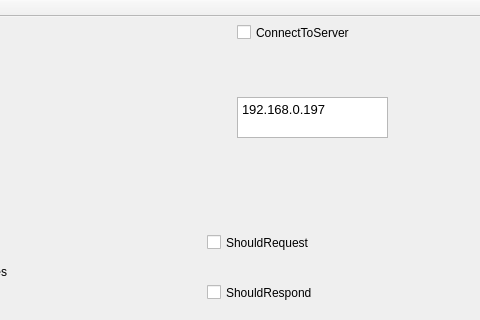
Old version of the form QtClients/EverybodySimulator2016/mainwindow.ui in the repository madhavpatel6/EmbeddedSystemDesign_Team02; both pictures show x 293 to 773 and y 0 to 320 of the 773 by 589 pixel window.
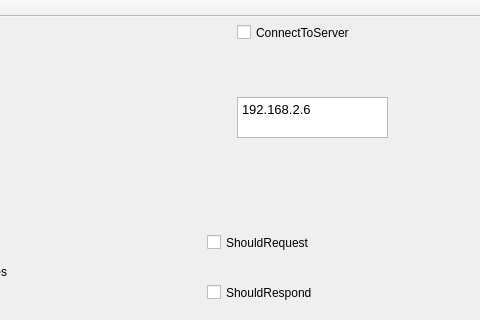
New version of the form.

What changed in the file:
```diff
--- a/QtClients/EverybodySimulator2016/mainwindow.ui
+++ b/QtClients/EverybodySimulator2016/mainwindow.ui
@@ -41,7 +41,7 @@
 &lt;html&gt;&lt;head&gt;&lt;meta name=&quot;qrichtext&quot; content=&quot;1&quot; /&gt;&lt;style type=&quot;text/css&quot;&gt;
 p, li { white-space: pre-wrap; }
 &lt;/style&gt;&lt;/head&gt;&lt;body style=&quot; font-family:'Noto Sans'; font-size:10pt; font-weight:400; font-style:normal;&quot;&gt;
-&lt;p style=&quot; margin-top:0px; margin-bottom:0px; margin-left:0px; margin-right:0px; -qt-block-indent:0; text-indent:0px;&quot;&gt;192.168.0.197&lt;/p&gt;&lt;/body&gt;&lt;/html&gt;</string>
+&lt;p style=&quot; margin-top:0px; margin-bottom:0px; margin-left:0px; margin-right:0px; -qt-block-indent:0; text-indent:0px;&quot;&gt;192.168.2.6&lt;/p&gt;&lt;/body&gt;&lt;/html&gt;</string>
     </property>
    </widget>
    <widget class="QWidget" name="verticalLayoutWidget">
```
